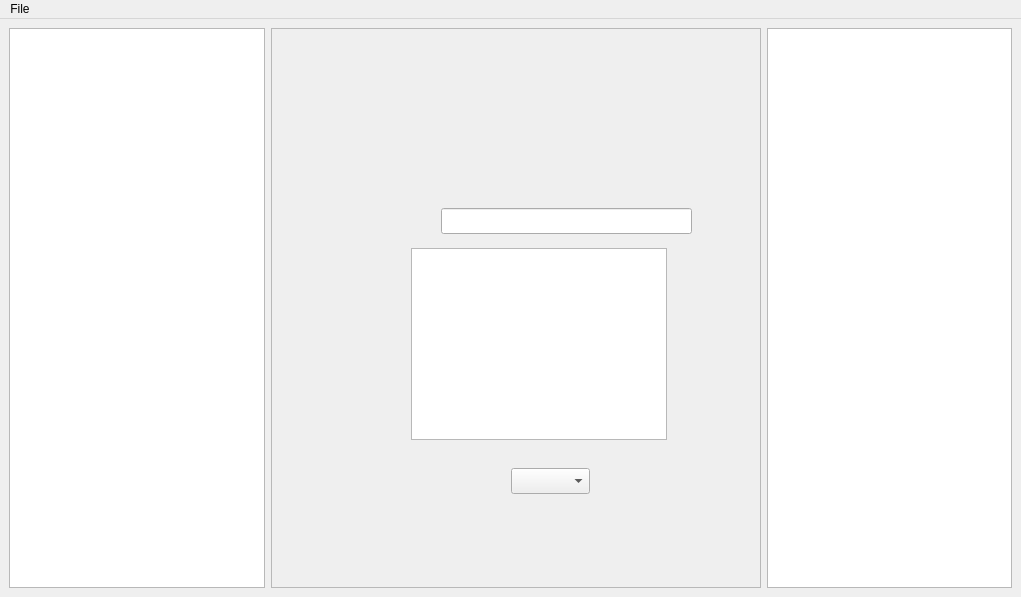
Qt form resources/views/MainWindow.ui (librepisteme/ogs-gui) before a commit.
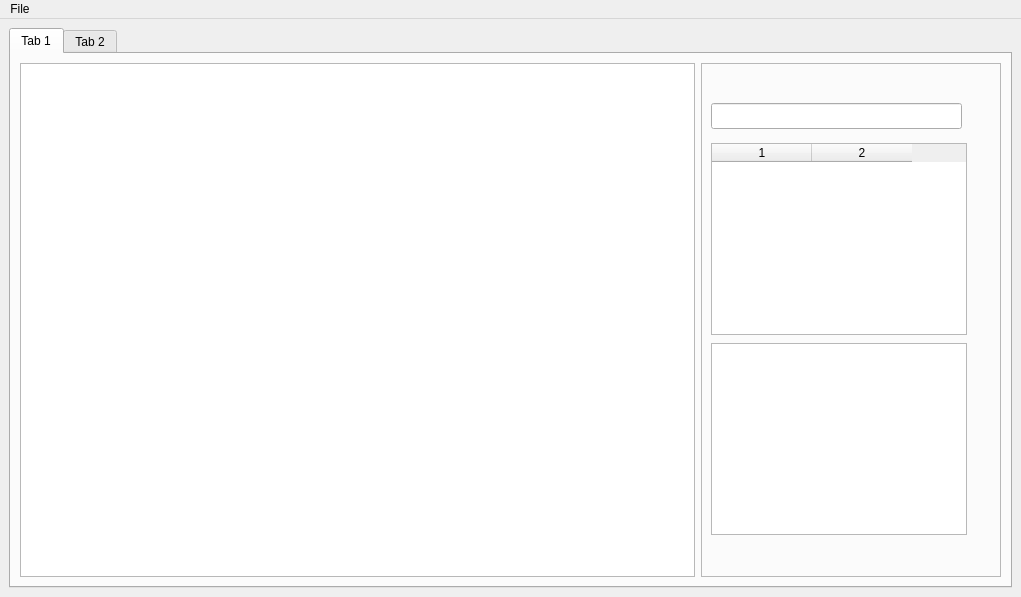
The same form after that commit.

What changed in the file:
```diff
--- a/resources/views/MainWindow.ui
+++ b/resources/views/MainWindow.ui
@@ -13,16 +13,41 @@
   <property name="windowTitle">
    <string>Wurst</string>
   </property>
+  <property name="documentMode">
+   <bool>true</bool>
+  </property>
+  <property name="tabShape">
+   <enum>QTabWidget::Rounded</enum>
+  </property>
+  <property name="dockNestingEnabled">
+   <bool>true</bool>
+  </property>
   <property name="unifiedTitleAndToolBarOnMac">
    <bool>false</bool>
   </property>
   <widget class="QWidget" name="centralwidget">
    <layout class="QGridLayout" name="gridLayout">
+    <property name="sizeConstraint">
+     <enum>QLayout::SetMinAndMaxSize</enum>
+    </property>
+    <item row="0" column="0">
+     <widget class="QTabWidget" name="tabWidget">
+      <property name="currentIndex">
+       <number>0</number>
+      </property>
+      <widget class="QWidget" name="tab_3">
+       <attribute name="title">
+        <string>Tab 1</string>
+       </attribute>
+       <layout class="QGridLayout" name="gridLayout_2">
     <item row="0" column="0">
      <widget class="QTreeView" name="projectTree">
+          <property name="enabled">
+           <bool>true</bool>
+          </property>
       <property name="sizePolicy">
        <sizepolicy hsizetype="Preferred" vsizetype="Expanding">
-        <horstretch>0</horstretch>
+            <horstretch>3</horstretch>
         <verstretch>0</verstretch>
        </sizepolicy>
       </property>
@@ -41,6 +66,21 @@
       <property name="indentation">
        <number>24</number>
       </property>
+          <property name="rootIsDecorated">
+           <bool>false</bool>
+          </property>
+          <property name="sortingEnabled">
+           <bool>false</bool>
+          </property>
+          <property name="animated">
+           <bool>true</bool>
+          </property>
+          <attribute name="headerVisible">
+           <bool>false</bool>
+          </attribute>
+          <attribute name="headerStretchLastSection">
+           <bool>false</bool>
+          </attribute>
      </widget>
     </item>
     <item row="0" column="1">
@@ -50,7 +90,7 @@
       </property>
       <property name="sizePolicy">
        <sizepolicy hsizetype="Expanding" vsizetype="Preferred">
-        <horstretch>4</horstretch>
+            <horstretch>1</horstretch>
         <verstretch>1</verstretch>
        </sizepolicy>
       </property>
@@ -75,8 +115,8 @@
       <widget class="QLineEdit" name="selectedElementValue">
        <property name="geometry">
         <rect>
-         <x>170</x>
-         <y>180</y>
+             <x>10</x>
+             <y>40</y>
          <width>251</width>
          <height>26</height>
         </rect>
@@ -85,9 +125,9 @@
       <widget class="QLabel" name="selectedElementName">
        <property name="geometry">
         <rect>
-         <x>170</x>
-         <y>150</y>
-         <width>271</width>
+             <x>10</x>
+             <y>10</y>
+             <width>241</width>
          <height>21</height>
         </rect>
        </property>
@@ -95,21 +135,29 @@
         <string/>
        </property>
       </widget>
-      <widget class="QComboBox" name="comboBox">
-       <property name="geometry">
-        <rect>
-         <x>240</x>
-         <y>440</y>
-         <width>79</width>
-         <height>26</height>
-        </rect>
-       </property>
-      </widget>
       <widget class="QTableWidget" name="selectedElementAttributes">
        <property name="geometry">
         <rect>
-         <x>140</x>
-         <y>220</y>
+             <x>10</x>
+             <y>80</y>
+             <width>256</width>
+             <height>192</height>
+            </rect>
+           </property>
+           <property name="showGrid">
+            <bool>true</bool>
+           </property>
+           <property name="columnCount">
+            <number>2</number>
+           </property>
+           <column/>
+           <column/>
+          </widget>
+          <widget class="QTableView" name="projectBase">
+           <property name="geometry">
+            <rect>
+             <x>10</x>
+             <y>280</y>
          <width>256</width>
          <height>192</height>
         </rect>
@@ -117,14 +165,13 @@
       </widget>
      </widget>
     </item>
-    <item row="0" column="2">
-     <widget class="QTableView" name="elementTable">
-      <property name="sizePolicy">
-       <sizepolicy hsizetype="Preferred" vsizetype="Expanding">
-        <horstretch>2</horstretch>
-        <verstretch>0</verstretch>
-       </sizepolicy>
-      </property>
+       </layout>
+      </widget>
+      <widget class="QWidget" name="tab_4">
+       <attribute name="title">
+        <string>Tab 2</string>
+       </attribute>
+      </widget>
      </widget>
     </item>
    </layout>
```
Left out of the diff: 11 changed lines with no effect on the pictures. Lines whose indentation alone changed are shown as unchanged.
